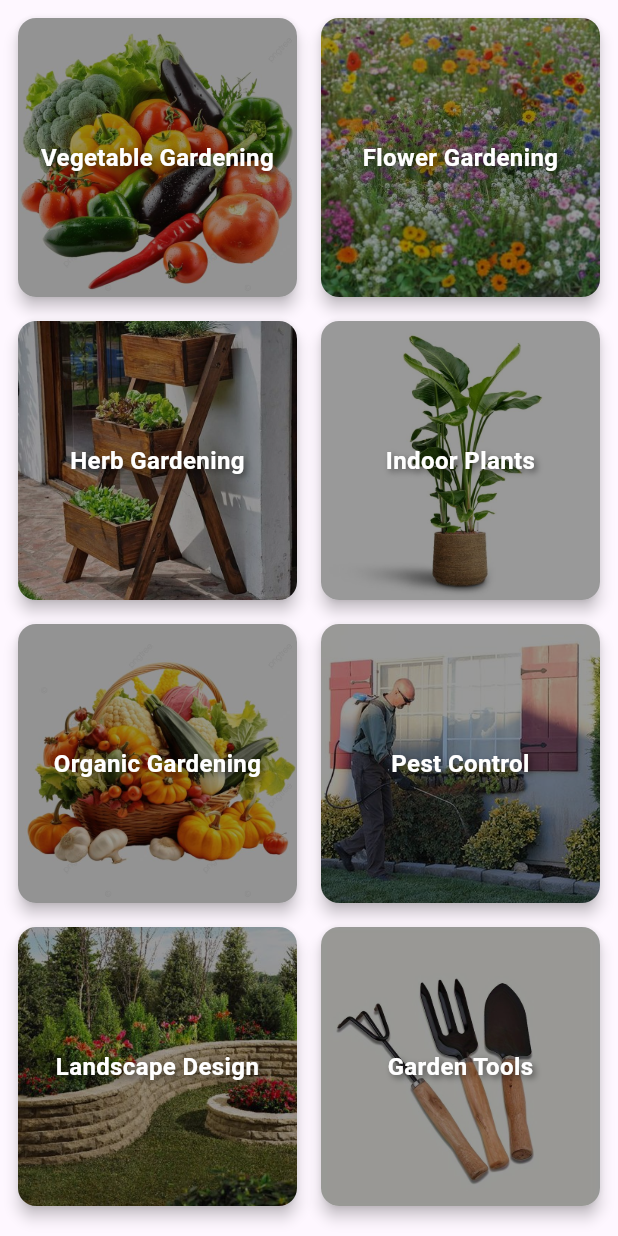
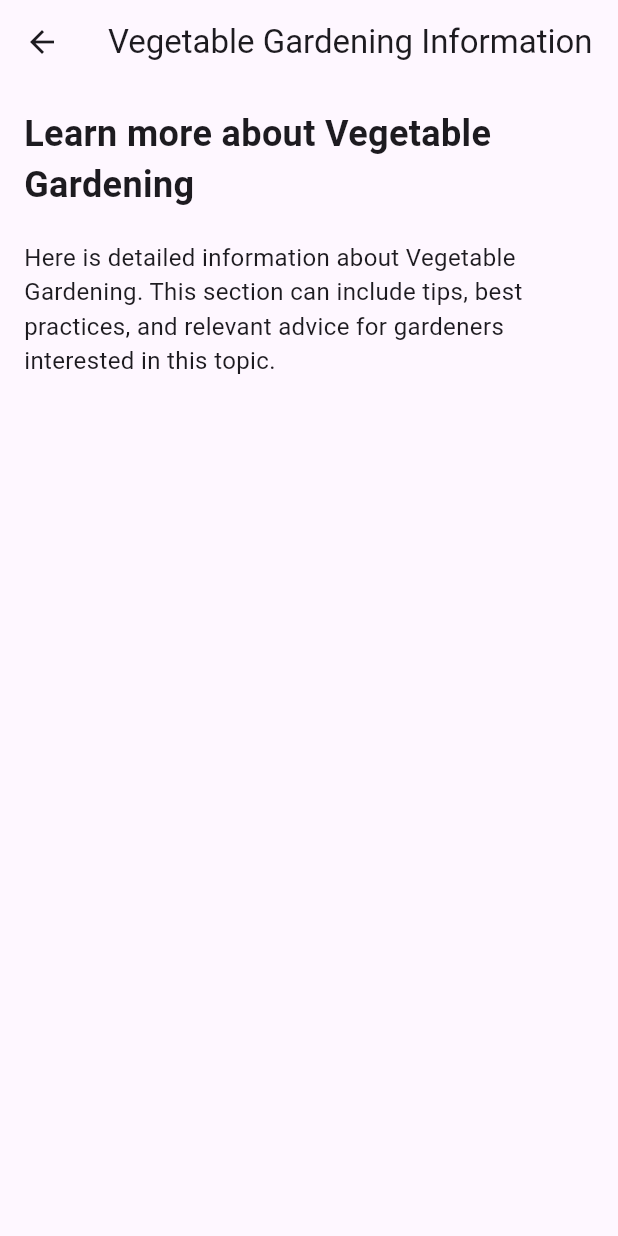
Before and after one commit to jasonross6064/COMP585, a Flutter app: the GardeningTipsPage screen opened directly, after a tap on "Vegetable Gardening", on a phone screen of 412 x 824 dp. Run offline on Flutter 3.47's test engine with Material 3 defaults, Android fonts, the phone set to English and light mode, and no system bars; our stand-ins replace image_picker, permission_handler, shared_preferences; accounts and stored records are empty; network calls fail.

Commit message:
(11/29/2024) added gardening tips pages, started working on watering level

```diff
--- a/lib/gardening_tips_page/gardening_tips.dart
+++ b/lib/gardening_tips_page/gardening_tips.dart
@@ -15,6 +15,9 @@ class GardeningTipsPage extends StatelessWidget {
   @override
   Widget build(BuildContext context) {
     return Scaffold(
+      appBar: AppBar(
+        title: Text('Gardening Tips'),
+      ),
       body: Padding(
         padding: const EdgeInsets.all(8.0),
         child: GridView.builder(
@@ -29,6 +32,17 @@ class GardeningTipsPage extends StatelessWidget {
             return GardeningTopicCard(
               title: gardeningTopics[index]['title']!,
               imagePath: gardeningTopics[index]['image']!,
+              onTap: () {
+                // Navigate to the informational page for the selected topic
+                Navigator.push(
+                  context,
+                  MaterialPageRoute(
+                    builder: (context) => GardeningInfoPage(
+                      title: gardeningTopics[index]['title']!,
+                    ),
+                  ),
+                );
+              },
             );
           },
         ),
@@ -40,8 +54,13 @@ class GardeningTipsPage extends StatelessWidget {
 class GardeningTopicCard extends StatelessWidget {
   final String title;
   final String imagePath;
+  final VoidCallback onTap;
 
-  GardeningTopicCard({required this.title, required this.imagePath});
+  GardeningTopicCard({
+    required this.title,
+    required this.imagePath,
+    required this.onTap,
+  });
 
   @override
   Widget build(BuildContext context) {
@@ -51,10 +70,7 @@ class GardeningTopicCard extends StatelessWidget {
         borderRadius: BorderRadius.circular(12),
       ),
       child: InkWell(
-        onTap: () {
-          // You can navigate to a detailed page or perform other actions
-          print('Tapped on $title');
-        },
+        onTap: onTap, // Use the passed callback to handle tap
         child: Container(
           decoration: BoxDecoration(
             borderRadius: BorderRadius.circular(12),
@@ -90,3 +106,39 @@ class GardeningTopicCard extends StatelessWidget {
     );
   }
 }
+
+class GardeningInfoPage extends StatelessWidget {
+  final String title;
+
+  GardeningInfoPage({required this.title});
+
+  @override
+  Widget build(BuildContext context) {
+    return Scaffold(
+      appBar: AppBar(
+        title: Text('$title Information'),
+      ),
+      body: Padding(
+        padding: const EdgeInsets.all(16.0),
+        child: Column(
+          crossAxisAlignment: CrossAxisAlignment.start,
+          children: <Widget>[
+            Text(
+              'Learn more about $title',
+              style: TextStyle(
+                fontSize: 24.0,
+                fontWeight: FontWeight.bold,
+              ),
+            ),
+            SizedBox(height: 20),
+            Text(
+              'Here is detailed information about $title. This section can include tips, best practices, and relevant advice for gardeners interested in this topic.',
+              style: TextStyle(fontSize: 16.0),
+            ),
+            // You can add more information here, like images, videos, etc.
+          ],
+        ),
+      ),
+    );
+  }
+}
--- a/lib/home.dart
+++ b/lib/home.dart
@@ -41,7 +41,7 @@ class _HomePageState extends State<HomePage> {
 
     if (storedDate != today) {
       // It's a new day, so set a new plant index
-      final newPlantIndex = DateTime.now().day % 10; // You can change this logic to fit your needs
+      final newPlantIndex = DateTime.now().day % 10;
       prefs.setInt('plantIndex', newPlantIndex);
       prefs.setString('lastFetchedDate', today);  // Save today's date
       setState(() {
```
Also changed, not shown: lib/my_plants_page/my_plants.dart (+52 -0 lines).
